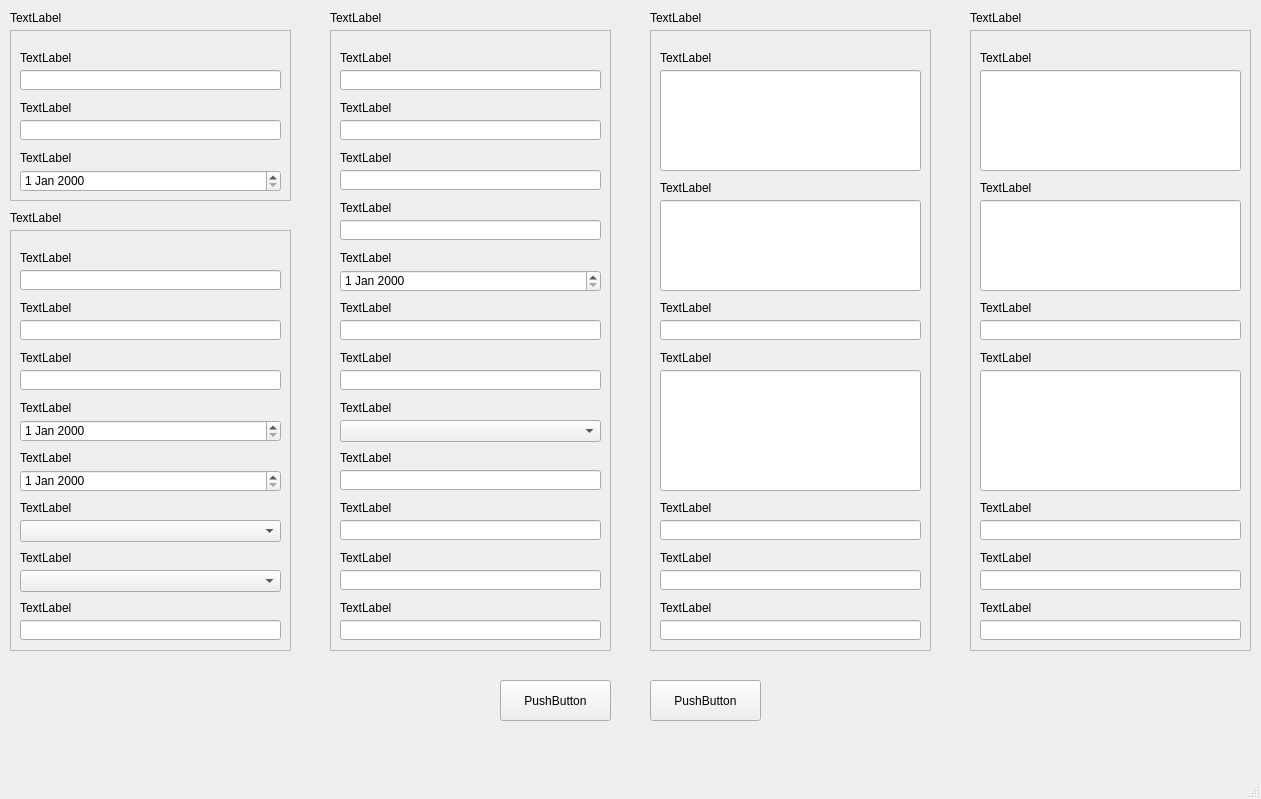
Old version of the form ui/form_window_1.ui in the repository captaindamien/NII_EIAS.
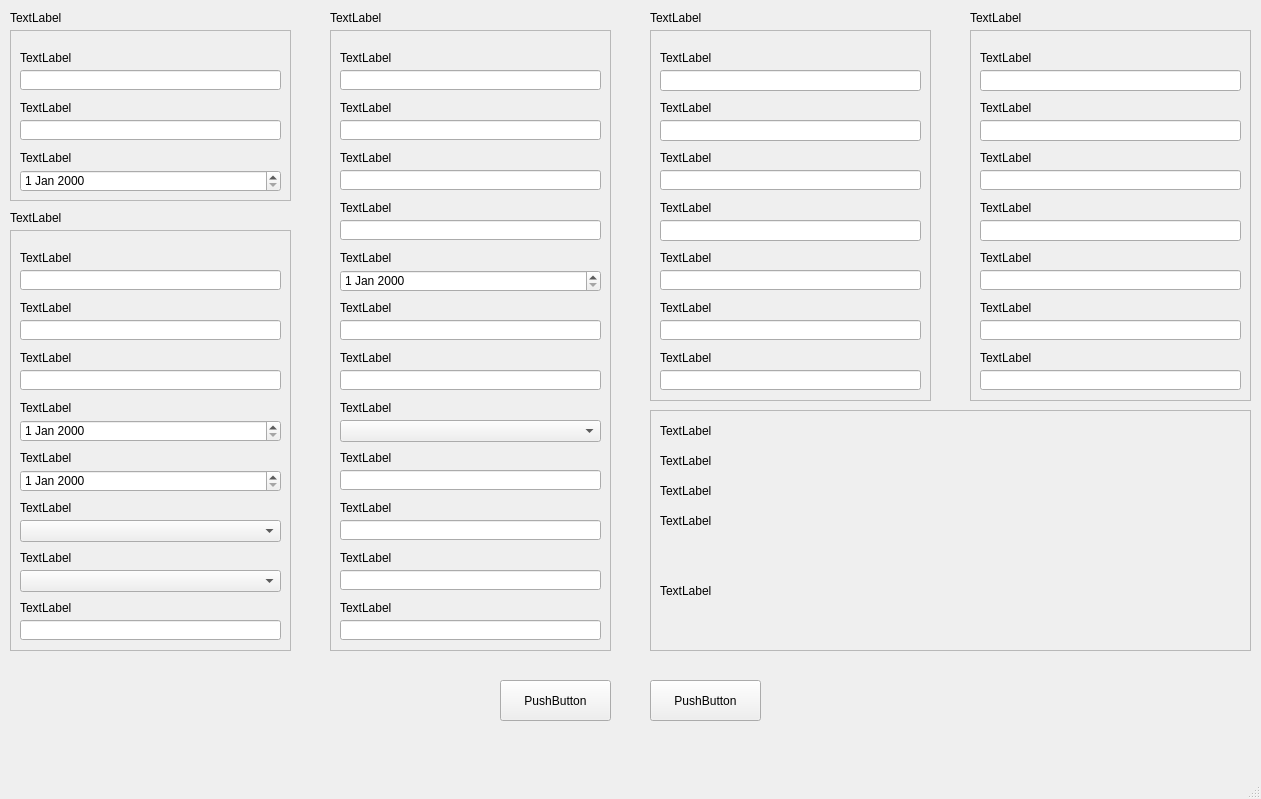
New version of the form.

```diff
--- a/ui/form_window_1.ui
+++ b/ui/form_window_1.ui
@@ -649,7 +649,7 @@
       <x>650</x>
       <y>30</y>
       <width>281</width>
-      <height>621</height>
+      <height>371</height>
      </rect>
     </property>
     <property name="frameShape">
@@ -675,7 +675,7 @@
      <property name="geometry">
       <rect>
        <x>10</x>
-       <y>150</y>
+       <y>70</y>
        <width>261</width>
        <height>16</height>
       </rect>
@@ -688,7 +688,7 @@
      <property name="geometry">
       <rect>
        <x>10</x>
-       <y>270</y>
+       <y>120</y>
        <width>261</width>
        <height>16</height>
       </rect>
@@ -701,7 +701,7 @@
      <property name="geometry">
       <rect>
        <x>10</x>
-       <y>320</y>
+       <y>170</y>
        <width>261</width>
        <height>16</height>
       </rect>
@@ -714,7 +714,7 @@
      <property name="geometry">
       <rect>
        <x>10</x>
-       <y>570</y>
+       <y>320</y>
        <width>261</width>
        <height>16</height>
       </rect>
@@ -727,7 +727,7 @@
      <property name="geometry">
       <rect>
        <x>10</x>
-       <y>470</y>
+       <y>220</y>
        <width>261</width>
        <height>16</height>
       </rect>
@@ -740,7 +740,7 @@
      <property name="geometry">
       <rect>
        <x>10</x>
-       <y>520</y>
+       <y>270</y>
        <width>261</width>
        <height>16</height>
       </rect>
@@ -755,7 +755,7 @@
        <x>10</x>
        <y>40</y>
        <width>261</width>
-       <height>101</height>
+       <height>21</height>
       </rect>
      </property>
     </widget>
@@ -763,9 +763,9 @@
      <property name="geometry">
       <rect>
        <x>10</x>
-       <y>170</y>
+       <y>90</y>
        <width>261</width>
-       <height>91</height>
+       <height>21</height>
       </rect>
      </property>
     </widget>
@@ -773,7 +773,7 @@
      <property name="geometry">
       <rect>
        <x>10</x>
-       <y>290</y>
+       <y>140</y>
        <width>261</width>
        <height>20</height>
       </rect>
@@ -783,9 +783,9 @@
      <property name="geometry">
       <rect>
        <x>10</x>
-       <y>340</y>
+       <y>190</y>
        <width>261</width>
-       <height>121</height>
+       <height>21</height>
       </rect>
      </property>
     </widget>
@@ -793,7 +793,7 @@
      <property name="geometry">
       <rect>
        <x>10</x>
-       <y>490</y>
+       <y>240</y>
        <width>261</width>
        <height>20</height>
       </rect>
@@ -803,7 +803,7 @@
      <property name="geometry">
       <rect>
        <x>10</x>
-       <y>540</y>
+       <y>290</y>
        <width>261</width>
        <height>20</height>
       </rect>
@@ -813,7 +813,7 @@
      <property name="geometry">
       <rect>
        <x>10</x>
-       <y>590</y>
+       <y>340</y>
        <width>261</width>
        <height>20</height>
       </rect>
@@ -865,7 +865,7 @@
       <x>970</x>
       <y>30</y>
       <width>281</width>
-      <height>621</height>
+      <height>371</height>
      </rect>
     </property>
     <property name="frameShape">
@@ -891,7 +891,7 @@
      <property name="geometry">
       <rect>
        <x>10</x>
-       <y>150</y>
+       <y>70</y>
        <width>261</width>
        <height>16</height>
       </rect>
@@ -904,7 +904,7 @@
      <property name="geometry">
       <rect>
        <x>10</x>
-       <y>270</y>
+       <y>120</y>
        <width>261</width>
        <height>16</height>
       </rect>
@@ -917,7 +917,7 @@
      <property name="geometry">
       <rect>
        <x>10</x>
-       <y>320</y>
+       <y>170</y>
        <width>261</width>
        <height>16</height>
       </rect>
@@ -930,7 +930,7 @@
      <property name="geometry">
       <rect>
        <x>10</x>
-       <y>570</y>
+       <y>320</y>
        <width>261</width>
        <height>16</height>
       </rect>
@@ -943,7 +943,7 @@
      <property name="geometry">
       <rect>
        <x>10</x>
-       <y>470</y>
+       <y>220</y>
        <width>261</width>
        <height>16</height>
       </rect>
@@ -956,7 +956,7 @@
      <property name="geometry">
       <rect>
        <x>10</x>
-       <y>520</y>
+       <y>270</y>
        <width>261</width>
        <height>16</height>
       </rect>
@@ -971,7 +971,7 @@
        <x>10</x>
        <y>40</y>
        <width>261</width>
-       <height>101</height>
+       <height>21</height>
       </rect>
      </property>
     </widget>
@@ -979,9 +979,9 @@
      <property name="geometry">
       <rect>
        <x>10</x>
-       <y>170</y>
+       <y>90</y>
        <width>261</width>
-       <height>91</height>
+       <height>21</height>
       </rect>
      </property>
     </widget>
@@ -989,7 +989,7 @@
      <property name="geometry">
       <rect>
        <x>10</x>
-       <y>290</y>
+       <y>140</y>
        <width>261</width>
        <height>20</height>
       </rect>
@@ -999,9 +999,9 @@
      <property name="geometry">
       <rect>
        <x>10</x>
-       <y>340</y>
+       <y>190</y>
        <width>261</width>
-       <height>121</height>
+       <height>21</height>
       </rect>
      </property>
     </widget>
@@ -1009,7 +1009,7 @@
      <property name="geometry">
       <rect>
        <x>10</x>
-       <y>490</y>
+       <y>240</y>
        <width>261</width>
        <height>20</height>
       </rect>
@@ -1019,7 +1019,7 @@
      <property name="geometry">
       <rect>
        <x>10</x>
-       <y>540</y>
+       <y>290</y>
        <width>261</width>
        <height>20</height>
       </rect>
@@ -1029,13 +1029,94 @@
      <property name="geometry">
       <rect>
        <x>10</x>
-       <y>590</y>
+       <y>340</y>
        <width>261</width>
        <height>20</height>
       </rect>
      </property>
     </widget>
    </widget>
+   <widget class="QFrame" name="frame_6">
+    <property name="geometry">
+     <rect>
+      <x>650</x>
+      <y>410</y>
+      <width>601</width>
+      <height>241</height>
+     </rect>
+    </property>
+    <property name="frameShape">
+     <enum>QFrame::StyledPanel</enum>
+    </property>
+    <property name="frameShadow">
+     <enum>QFrame::Raised</enum>
+    </property>
+    <widget class="QLabel" name="label_4">
+     <property name="geometry">
+      <rect>
+       <x>10</x>
+       <y>10</y>
+       <width>581</width>
+       <height>21</height>
+      </rect>
+     </property>
+     <property name="text">
+      <string>TextLabel</string>
+     </property>
+    </widget>
+    <widget class="QLabel" name="label_28">
+     <property name="geometry">
+      <rect>
+       <x>10</x>
+       <y>40</y>
+       <width>581</width>
+       <height>21</height>
+      </rect>
+     </property>
+     <property name="text">
+      <string>TextLabel</string>
+     </property>
+    </widget>
+    <widget class="QLabel" name="label_29">
+     <property name="geometry">
+      <rect>
+       <x>10</x>
+       <y>70</y>
+       <width>581</width>
+       <height>21</height>
+      </rect>
+     </property>
+     <property name="text">
+      <string>TextLabel</string>
+     </property>
+    </widget>
+    <widget class="QLabel" name="label_30">
+     <property name="geometry">
+      <rect>
+       <x>10</x>
+       <y>100</y>
+       <width>581</width>
+       <height>21</height>
+      </rect>
+     </property>
+     <property name="text">
+      <string>TextLabel</string>
+     </property>
+    </widget>
+    <widget class="QLabel" name="label_31">
+     <property name="geometry">
+      <rect>
+       <x>10</x>
+       <y>130</y>
+       <width>581</width>
+       <height>101</height>
+      </rect>
+     </property>
+     <property name="text">
+      <string>TextLabel</string>
+     </property>
+    </widget>
+   </widget>
   </widget>
   <widget class="QMenuBar" name="menubar">
    <property name="geometry">
```
